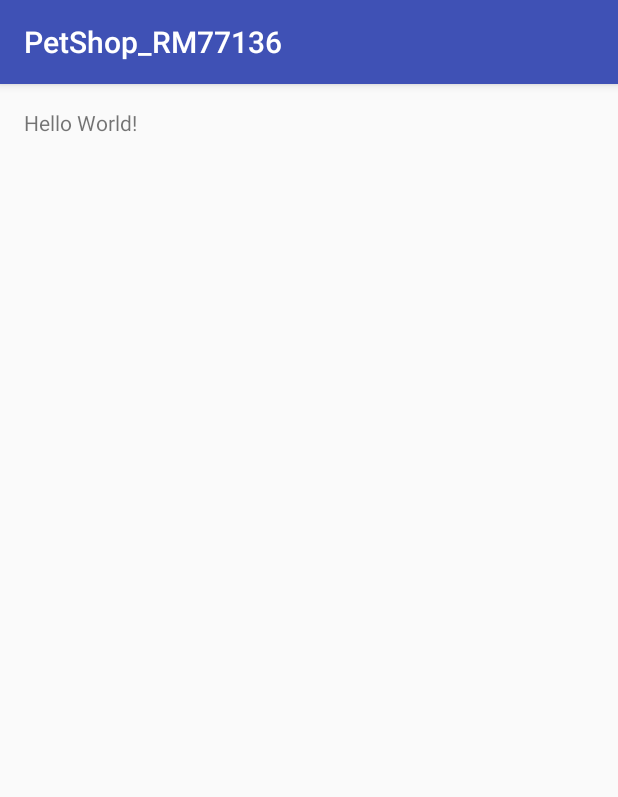
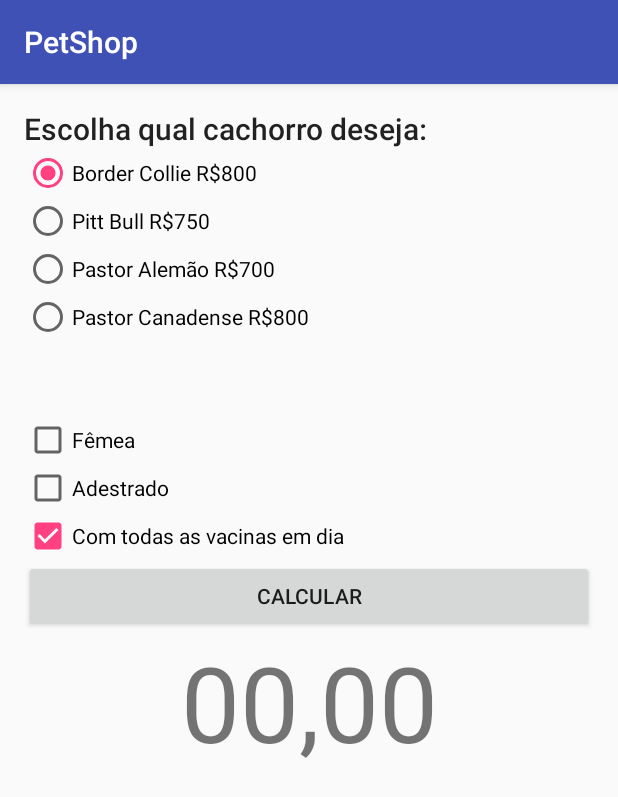
Before and after one commit to euvalentina/petshop_RM77136, an Android app: the screen it shows after launch (MainActivity), on a phone screen of 412 x 824 dp. Shown: the top 797 px of the screen. Run offline under Robolectric (Android 15) with nearby library versions, the phone set to English and light mode, and no system bars.

Commit message:
primeira versao do codigo

```diff
--- a/ProjetosGit/petshop_RM77136/app/build.gradle
+++ b/ProjetosGit/petshop_RM77136/app/build.gradle
@@ -4,7 +4,7 @@ android {
     compileSdkVersion 25
     buildToolsVersion "25.0.2"
     defaultConfig {
-        applicationId "desafio2.fiap.com.br.petshop_rm77136"
+        applicationId "fiap.com.br.petshop"
         minSdkVersion 21
         targetSdkVersion 25
         versionCode 1
@@ -24,6 +24,6 @@ dependencies {
     androidTestCompile('com.android.support.test.espresso:espresso-core:2.2.2', {
         exclude group: 'com.android.support', module: 'support-annotations'
     })
-    compile 'com.android.support:appcompat-v7:25.1.1'
+    compile 'com.android.support:appcompat-v7:25.1.0'
     testCompile 'junit:junit:4.12'
 }
--- a/ProjetosGit/petshop_RM77136/app/src/main/AndroidManifest.xml
+++ b/ProjetosGit/petshop_RM77136/app/src/main/AndroidManifest.xml
@@ -1,6 +1,6 @@
 <?xml version="1.0" encoding="utf-8"?>
 <manifest xmlns:android="http://schemas.android.com/apk/res/android"
-    package="desafio2.fiap.com.br.petshop_rm77136">
+    package="fiap.com.br.petshop">
 
     <application
         android:allowBackup="true"
--- a/ProjetosGit/petshop_RM77136/app/src/main/res/layout/activity_main.xml
+++ b/ProjetosGit/petshop_RM77136/app/src/main/res/layout/activity_main.xml
@@ -1,17 +1,101 @@
 <?xml version="1.0" encoding="utf-8"?>
-<RelativeLayout xmlns:android="http://schemas.android.com/apk/res/android"
+<ScrollView
+    android:layout_width="match_parent"
+    android:layout_height="wrap_content"
+    xmlns:android="http://schemas.android.com/apk/res/android">
+
+    <LinearLayout xmlns:android="http://schemas.android.com/apk/res/android"
         xmlns:tools="http://schemas.android.com/tools"
         android:id="@+id/activity_main"
         android:layout_width="match_parent"
-    android:layout_height="match_parent"
+        android:layout_height="wrap_content"
         android:paddingBottom="@dimen/activity_vertical_margin"
         android:paddingLeft="@dimen/activity_horizontal_margin"
         android:paddingRight="@dimen/activity_horizontal_margin"
         android:paddingTop="@dimen/activity_vertical_margin"
-    tools:context="desafio2.fiap.com.br.petshop_rm77136.MainActivity">
+        android:orientation="vertical"
+        tools:context="fiap.com.br.petshop.MainActivity"
+        android:baselineAligned="false">
+
 
         <TextView
-        android:layout_width="wrap_content"
+            android:text="Escolha qual cachorro deseja: "
+            android:layout_width="match_parent"
             android:layout_height="wrap_content"
-        android:text="Hello World!" />
-</RelativeLayout>
+            android:id="@+id/textView"
+            android:textAppearance="@style/TextAppearance.AppCompat.Body2"
+            android:textSize="20sp" />
+
+        <RadioGroup
+            android:layout_width="match_parent"
+            android:layout_height="match_parent"
+            android:layout_marginBottom="@dimen/radioGroup_Bottom"
+            android:id="@id/grCao">
+
+        <RadioButton
+            android:text="Border Collie R$800"
+            android:layout_width="match_parent"
+            android:layout_height="wrap_content"
+            android:id="@+id/rdPrimeiro"
+            android:checked="true" />
+
+        <RadioButton
+            android:text="Pitt Bull R$750"
+            android:layout_width="match_parent"
+            android:layout_height="wrap_content"
+            android:id="@+id/rdSegundo" />
+
+        <RadioButton
+            android:text="Pastor Alemão R$700"
+            android:layout_width="match_parent"
+            android:layout_height="wrap_content"
+            android:id="@+id/rdTerceiro" />
+
+        <RadioButton
+            android:text="Pastor Canadense R$800"
+            android:layout_width="match_parent"
+            android:layout_height="wrap_content"
+            android:id="@+id/rdQuarto" />
+        </RadioGroup>
+
+        <!--<Space-->
+            <!--android:layout_width="match_parent"-->
+            <!--android:layout_height="30dp" />-->
+
+        <CheckBox
+            android:text="Fêmea"
+            android:layout_width="match_parent"
+            android:layout_height="wrap_content"
+            android:id="@+id/cbFemea" />
+
+        <CheckBox
+            android:text="Adestrado "
+            android:layout_width="match_parent"
+            android:layout_height="wrap_content"
+            android:id="@+id/cbAdestrado" />
+
+        <CheckBox
+            android:text="Com todas as vacinas em dia"
+            android:layout_width="match_parent"
+            android:layout_height="wrap_content"
+            android:id="@+id/cbVacinas"
+            android:checked="true" />
+
+        <Button
+            android:layout_width="match_parent"
+            android:layout_height="wrap_content"
+            android:text="Calcular"
+            android:onClick="Calcular1"
+            android:id="@+id/btnCalcular" />
+
+        <TextView
+            android:text="00,00"
+            android:layout_width="match_parent"
+            android:layout_height="wrap_content"
+            android:id="@+id/txtValor"
+            android:textSize="70sp"
+            android:textAlignment="center" />
+
+
+    </LinearLayout>
+</ScrollView>
--- a/ProjetosGit/petshop_RM77136/app/src/main/res/values/dimens.xml
+++ b/ProjetosGit/petshop_RM77136/app/src/main/res/values/dimens.xml
@@ -2,4 +2,5 @@
     <!-- Default screen margins, per the Android Design guidelines. -->
     <dimen name="activity_horizontal_margin">16dp</dimen>
     <dimen name="activity_vertical_margin">16dp</dimen>
+    <dimen name="radioGroup_Bottom">50dp</dimen>
 </resources>
--- /dev/null
+++ b/ProjetosGit/petshop_RM77136/app/src/main/res/values/ids.xml
@@ -0,0 +1,4 @@
+<?xml version="1.0" encoding="utf-8"?>
+<resources>
+    <item name="grCao" type="id">grCachorro</item>
+</resources>
--- a/ProjetosGit/petshop_RM77136/app/src/main/res/values/strings.xml
+++ b/ProjetosGit/petshop_RM77136/app/src/main/res/values/strings.xml
@@ -1,3 +1,3 @@
 <resources>
-    <string name="app_name">PetShop_RM77136</string>
+    <string name="app_name">PetShop</string>
 </resources>
```
Also changed, not shown: ProjetosGit/petshop_RM77136/app/src/main/java/fiap/com/br/petshop/MainActivity.java (added, +122 -0 lines), 3 other files. Lines whose indentation alone changed are shown as unchanged.
